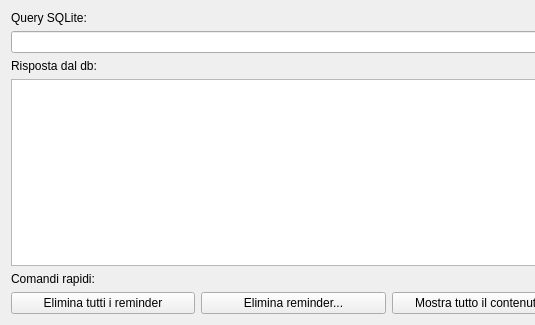
The window that WSI_files/CSQL.ui (Grawa/WorkShiftsIntegrator) describes before a commit, drawn with Qt 5; both pictures show x 0 to 535 and y 0 to 325 of the 777 by 325 pixel window.
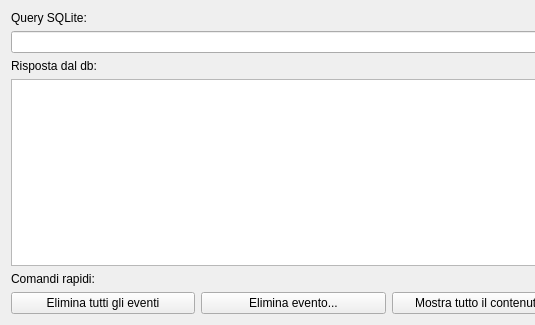
The same window after the commit.

Commit message: modif.perc.suoneria e aggiornato comandi sql per nuova versione app - PRE RELEASE

Diff of the .ui file:
```diff
--- a/WSI_files/CSQL.ui
+++ b/WSI_files/CSQL.ui
@@ -58,7 +58,7 @@
        <item row="1" column="1">
         <widget class="QPushButton" name="pushButton_elimina">
          <property name="text">
-          <string>Elimina reminder...</string>
+          <string>Elimina evento...</string>
          </property>
         </widget>
        </item>
@@ -72,7 +72,7 @@
        <item row="1" column="0">
         <widget class="QPushButton" name="pushButton_eliminatutti">
          <property name="text">
-          <string>Elimina tutti i reminder</string>
+          <string>Elimina tutti gli eventi</string>
          </property>
         </widget>
        </item>
```
The commit also changes 2 other files.
